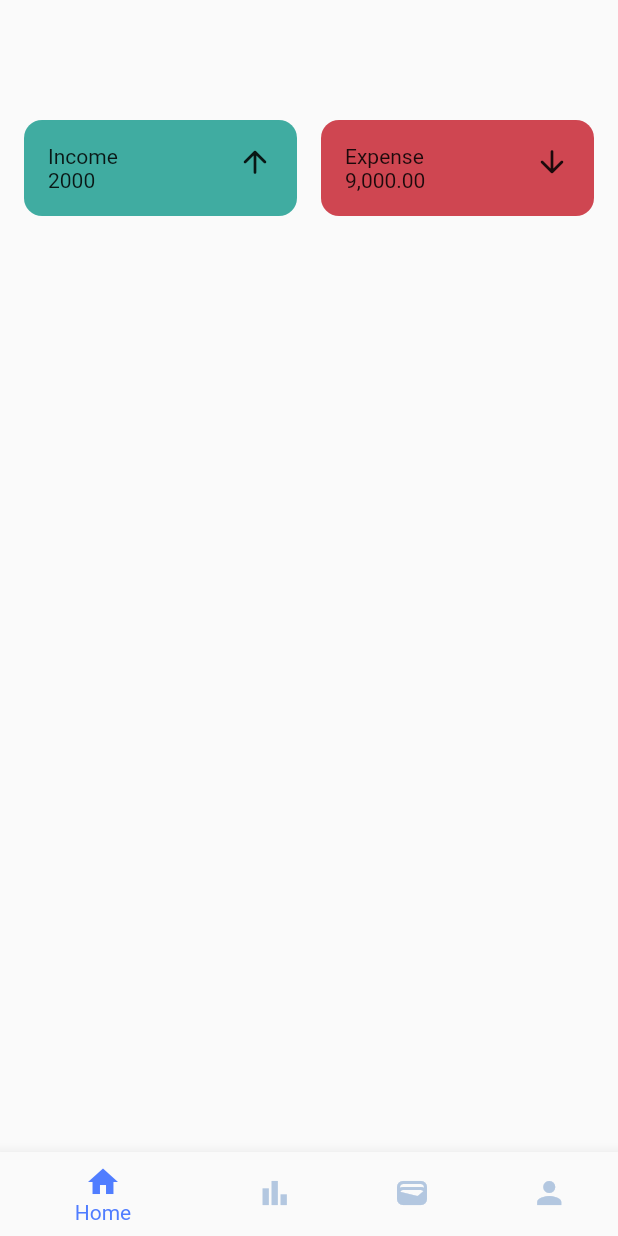
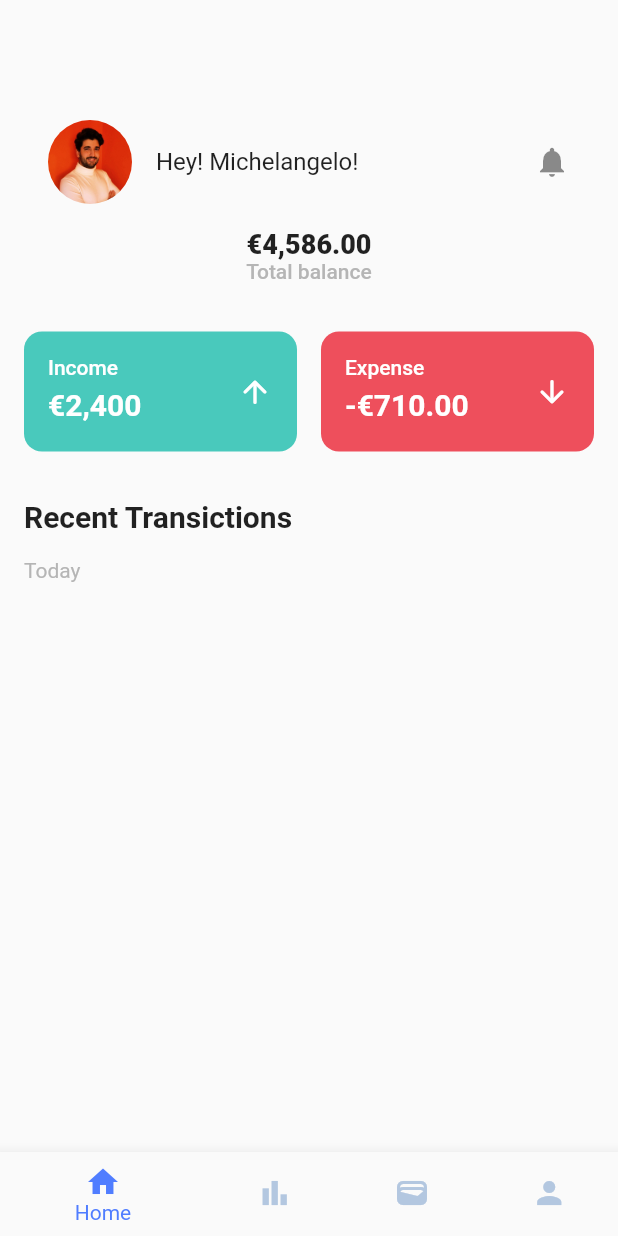
Before and after one commit to Michelangelo00/flutter-projects, a Flutter app: the screen it shows after launch, on a phone screen of 412 x 824 dp. Run offline on Flutter 3.47's test engine with Material 2 defaults, Android fonts, the phone set to English and light mode, and no system bars.

Commit message:
11:07 - 29/08/2023

```diff
--- a/moneymanagerapp/lib/screens/home_screen_tab.dart
+++ b/moneymanagerapp/lib/screens/home_screen_tab.dart
@@ -7,20 +7,51 @@ class HomeScreenTab extends StatelessWidget {
 
   @override
   Widget build(BuildContext context) {
-    return const SingleChildScrollView(
+    return SingleChildScrollView(
       child: Padding(
-        padding: EdgeInsets.all(defaultSpacing),
+        padding: const EdgeInsets.all(defaultSpacing),
         child: Column(
+          crossAxisAlignment: CrossAxisAlignment.start,
           children: [
-            SizedBox(
+            const SizedBox(
               height: defaultSpacing * 4,
             ),
-            Row(
+            ListTile(
+              title: const Text("Hey! Michelangelo!"),
+              leading: ClipRRect(
+                borderRadius:
+                    const BorderRadius.all(Radius.circular(defaultRadius * 4)),
+                child: Image.asset("assets/image/profile.jpeg"),
+              ),
+              trailing: const Icon(Icons.notifications),
+            ),
+            const SizedBox(
+              height: defaultSpacing,
+            ),
+            Center(
+              child: Column(children: [
+                Text(
+                  "€4,586.00",
+                  style: Theme.of(context).textTheme.titleLarge?.copyWith(
+                      fontSize: fontSizeHeading, fontWeight: FontWeight.w800),
+                ),
+                Text("Total balance",
+                    style: Theme.of(context)
+                        .textTheme
+                        .bodyText1
+                        ?.copyWith(color: fontSubHeading))
+              ]),
+            ),
+            const SizedBox(
+              height: defaultSpacing * 2,
+            ),
+            const Row(
+              mainAxisAlignment: MainAxisAlignment.center,
               children: [
                 Expanded(
                     child: IncomeExpenseCard(
-                  expenseData:
-                      ExpenseData("Income", "2000", Icons.arrow_upward_rounded),
+                  expenseData: ExpenseData(
+                      "Income", "€2,400", Icons.arrow_upward_rounded),
                 )),
                 SizedBox(
                   width: defaultSpacing,
@@ -28,9 +59,26 @@ class HomeScreenTab extends StatelessWidget {
                 Expanded(
                     child: IncomeExpenseCard(
                   expenseData: ExpenseData(
-                      "Expense", "9,000.00", Icons.arrow_downward_rounded),
+                      "Expense", "-€710.00", Icons.arrow_downward_rounded),
                 ))
               ],
+            ),
+            const SizedBox(
+              height: defaultSpacing * 2,
+            ),
+            Text(
+              "Recent Transictions",
+              style: Theme.of(context)
+                  .textTheme
+                  .headline6
+                  ?.copyWith(fontWeight: FontWeight.w700),
+            ),
+            const SizedBox(
+              height: defaultSpacing,
+            ),
+            const Text(
+              "Today",
+              style: TextStyle(color: fontSubHeading),
             )
           ],
         ),
--- a/moneymanagerapp/lib/utils/constants.dart
+++ b/moneymanagerapp/lib/utils/constants.dart
@@ -1,16 +1,20 @@
 import 'dart:ui';
 
 /// Colors
-const Color primaryDark = Color(0xFF40ACA1);
+const Color primaryDark = Color.fromARGB(255, 73, 201, 188);
 const Color primaryLight = Color(0xFF6CDAFF);
 
 const Color secondaryDark = Color(0xFF507DFF);
 const Color secondaryLight = Color(0xFF60A6FF);
 
+const Color fontDarker = Color(0xFF194397);
 const Color fontDark = Color(0xFF5C6E8D);
 const Color fontLight = Color(0xFFB3C7E0);
 
-const Color accent = Color.fromARGB(255, 207, 70, 81);
+const Color fontHeading = Color(0xFF3a4d62);
+const Color fontSubHeading = Color(0xFFb5b5b5);
+
+const Color accent = Color.fromARGB(255, 238, 79, 92);
 const Color background = Color(0xFFF1F2F5);
 
 /// dimensions
--- a/moneymanagerapp/lib/widget/income_expense_card.dart
+++ b/moneymanagerapp/lib/widget/income_expense_card.dart
@@ -16,22 +16,43 @@ class IncomeExpenseCard extends StatelessWidget {
 
   @override
   Widget build(BuildContext context) {
+    Size size = MediaQuery.of(context).size;
     return Container(
       //margin: const EdgeInsets.only(right: defaultSpacing),
+      height: 80,
       padding: const EdgeInsets.all(defaultSpacing),
       decoration: BoxDecoration(
           color: expenseData.label == "Income" ? primaryDark : accent,
           borderRadius: const BorderRadius.all(Radius.circular(defaultRadius))),
       child: Row(
-        crossAxisAlignment: CrossAxisAlignment.start,
+        mainAxisAlignment: MainAxisAlignment.center,
         children: [
           Expanded(
             child: Column(
               crossAxisAlignment: CrossAxisAlignment.start,
-              children: [Text(expenseData.label), Text(expenseData.amount)],
+              children: [
+                Text(
+                  expenseData.label,
+                  style: Theme.of(context)
+                      .textTheme
+                      .bodyText1
+                      ?.copyWith(color: Colors.white),
+                ),
+                Padding(
+                  padding: const EdgeInsets.only(top: defaultSpacing / 3),
+                  child: Text(
+                    expenseData.amount,
+                    style: Theme.of(context).textTheme.titleLarge?.copyWith(
+                        color: Colors.white, fontWeight: FontWeight.w600),
+                  ),
+                )
+              ],
             ),
           ),
-          Icon(expenseData.icon)
+          Icon(
+            expenseData.icon,
+            color: Colors.white,
+          )
         ],
       ),
     );
--- a/moneymanagerapp/pubspec.yaml
+++ b/moneymanagerapp/pubspec.yaml
@@ -59,9 +59,8 @@ flutter:
   uses-material-design: true
 
   # To add assets to your application, add an assets section, like this:
-  # assets:
-  #   - images/a_dot_burr.jpeg
-  #   - images/a_dot_ham.jpeg
+  assets:
+      - assets/image/profile.jpeg
 
   # An image asset can refer to one or more resolution-specific "variants", see
   # https://flutter.dev/assets-and-images/#resolution-aware
```
Also changed, not shown: moneymanagerapp/assets/image/profile.jpeg (added).
